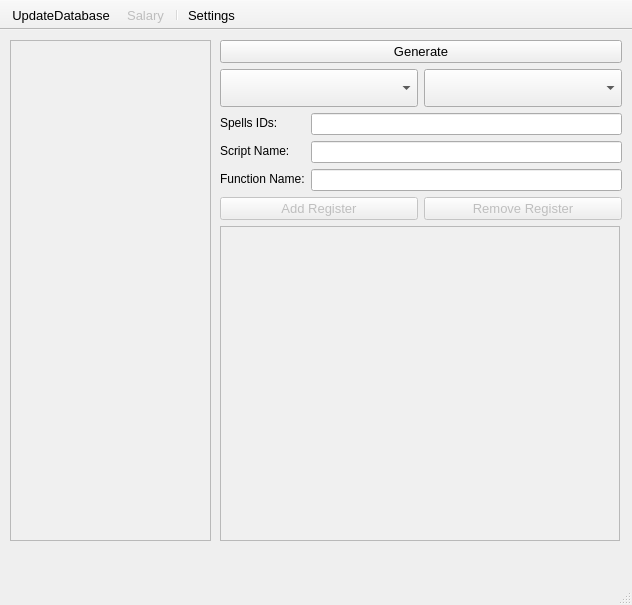
Before: the Qt Designer form mainwindow.ui in Yourp/UWOWDevelopHelper, drawn with Qt 5.
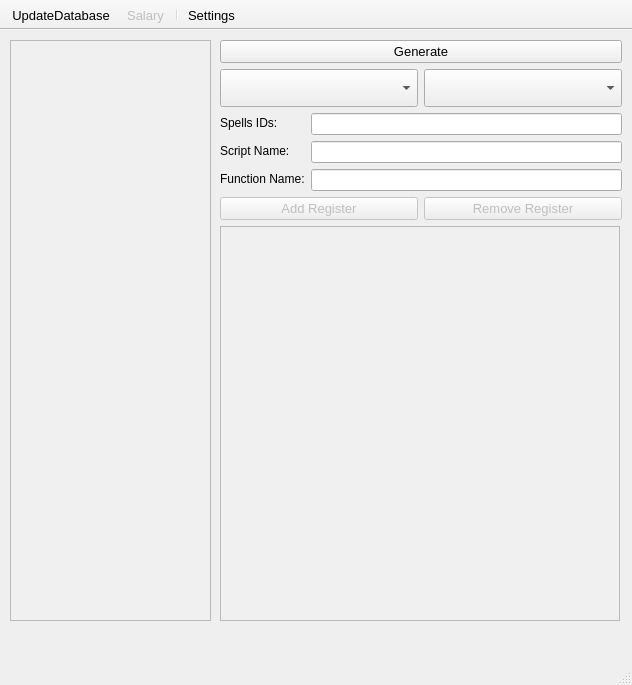
After: the same form once the commit is applied. Icons and pictures are not drawn.

What changed in the file:
```diff
--- a/mainwindow.ui
+++ b/mainwindow.ui
@@ -13,7 +13,7 @@
     <x>0</x>
     <y>0</y>
     <width>632</width>
-    <height>605</height>
+    <height>685</height>
    </rect>
   </property>
   <property name="contextMenuPolicy">
@@ -51,7 +51,7 @@
       <x>10</x>
       <y>10</y>
       <width>201</width>
-      <height>501</height>
+      <height>581</height>
      </rect>
     </property>
     <layout class="QVBoxLayout" name="verticalLayout">
@@ -165,7 +165,7 @@
       <x>220</x>
       <y>10</y>
       <width>402</width>
-      <height>501</height>
+      <height>581</height>
      </rect>
     </property>
     <layout class="QVBoxLayout" name="verticalLayout_2">
```
